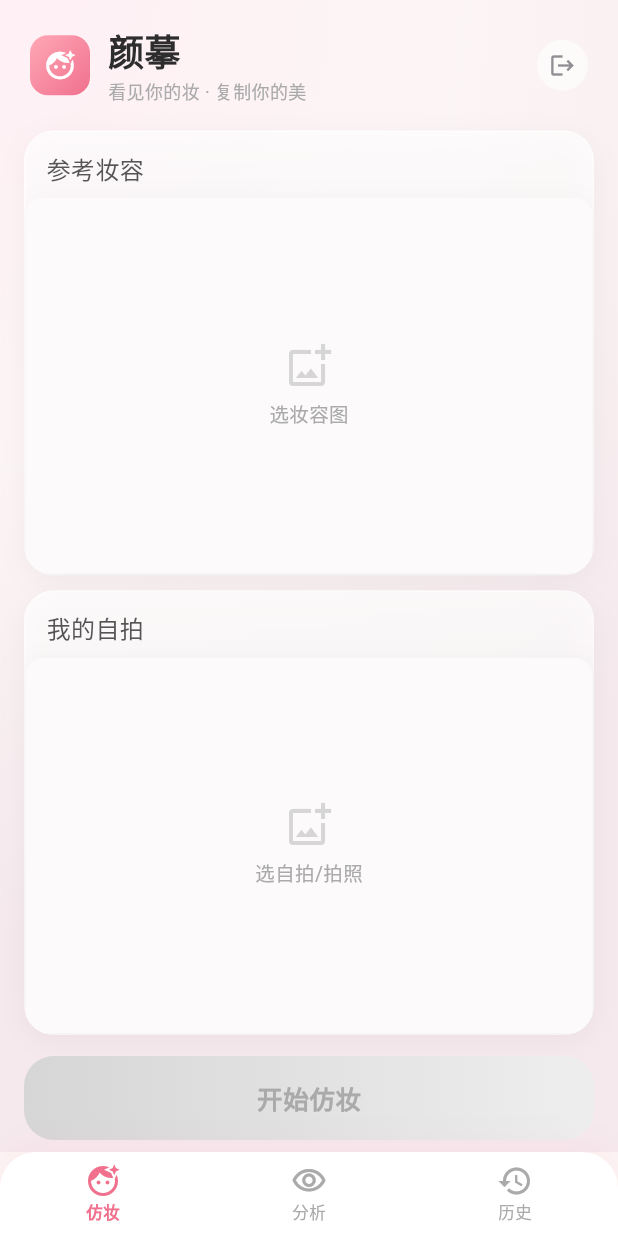
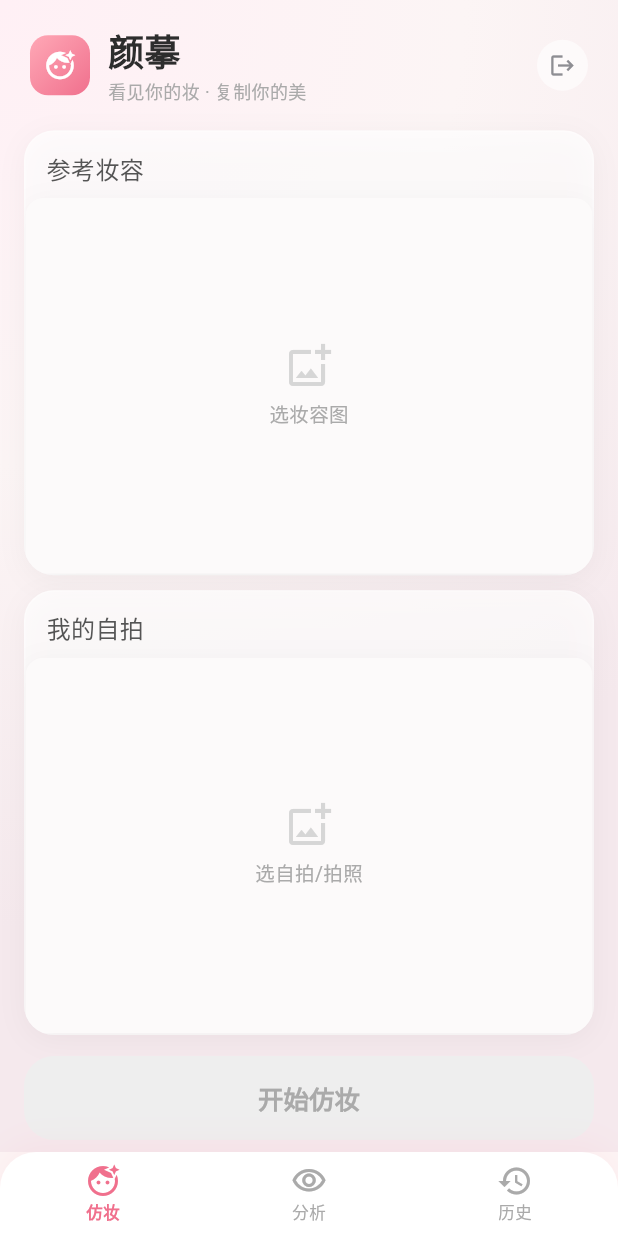
Before and after one commit to vanhci/facematch, a Flutter app: the screen it shows once a user with an empty profile is signed in, on a phone screen of 412 x 824 dp. Run offline on Flutter 3.47's test engine with Material 3 defaults, Android fonts, the phone set to English and light mode, and no system bars; our stand-ins replace dio, image_gallery_saver, image_picker, share_plus, supabase_flutter; accounts and stored records are empty; network calls fail.

Commit message:
fix: 按钮改为直接使用AppColors.primary玫瑰金

```diff
--- a/lib/screens/home_screen.dart
+++ b/lib/screens/home_screen.dart
@@ -233,21 +233,13 @@ class HomeScreen extends StatelessWidget {
                 mainAxisAlignment: MainAxisAlignment.center,
                 children: [
                   const SizedBox(
-                    width: 22,
-                    height: 22,
-                    child: CircularProgressIndicator(
-                      color: Colors.white,
-                      strokeWidth: 2.5,
-                    ),
+                    width: 22, height: 22,
+                    child: CircularProgressIndicator(color: Colors.white, strokeWidth: 2.5),
                   ),
                   const SizedBox(width: 12),
                   Text(
                     provider.isAnalyzing ? '正在分析妆容...' : '正在生成仿妆...',
-                    style: const TextStyle(
-                      color: Colors.white,
-                      fontSize: 17,
-                      fontWeight: FontWeight.w600,
-                    ),
+                    style: const TextStyle(color: Colors.white, fontSize: 17, fontWeight: FontWeight.w600),
                   ),
                 ],
               ),
@@ -268,34 +260,18 @@ class HomeScreen extends StatelessWidget {
     return SizedBox(
       width: double.infinity,
       height: 56,
-      child: DecoratedBox(
-        decoration: BoxDecoration(
-          borderRadius: BorderRadius.circular(AppRadius.card),
-          gradient: provider.canMatch
-              ? AppColors.gradientRose
-              : LinearGradient(colors: [AppColors.neutral300, AppColors.neutral200]),
-          boxShadow: provider.canMatch
-              ? [BoxShadow(color: AppColors.primary.withValues(alpha: 0.3), blurRadius: 16, offset: const Offset(0, 6))]
-              : null,
+      child: ElevatedButton(
+        onPressed: provider.canMatch ? () => _runMatch(context, provider) : null,
+        style: ElevatedButton.styleFrom(
+          backgroundColor: provider.canMatch ? AppColors.primary : AppColors.neutral300,
+          foregroundColor: Colors.white,
+          disabledBackgroundColor: AppColors.neutral200,
+          disabledForegroundColor: AppColors.neutral400,
+          elevation: provider.canMatch ? 4 : 0,
+          shadowColor: provider.canMatch ? AppColors.primary : Colors.transparent,
+          shape: RoundedRectangleBorder(borderRadius: BorderRadius.circular(AppRadius.card)),
         ),
-        child: ElevatedButton(
-          onPressed: provider.canMatch
-              ? () => _runMatch(context, provider)
-              : null,
-          style: ElevatedButton.styleFrom(
-            backgroundColor: Colors.transparent,
-            shadowColor: Colors.transparent,
-            foregroundColor: Colors.white,
-            disabledBackgroundColor: Colors.transparent,
-            disabledForegroundColor: AppColors.neutral400,
-            elevation: 0,
-            shape: RoundedRectangleBorder(borderRadius: BorderRadius.circular(AppRadius.card)),
-          ),
-          child: const Text(
-            '开始仿妆',
-            style: TextStyle(fontSize: 17, fontWeight: FontWeight.w600, letterSpacing: 0.5),
-          ),
-        ),
+        child: const Text('开始仿妆', style: TextStyle(fontSize: 17, fontWeight: FontWeight.w600)),
       ),
     );
   }
--- a/pubspec.yaml
+++ b/pubspec.yaml
@@ -1,7 +1,7 @@
 name: facematch
 description: "FaceMatch - 看见你的妆，复制你的美"
 publish_to: 'none'
-version: 1.0.0+49
+version: 1.0.0+50
 
 environment:
   sdk: ^3.11.4
```
Also changed, not shown: 1 other file.
